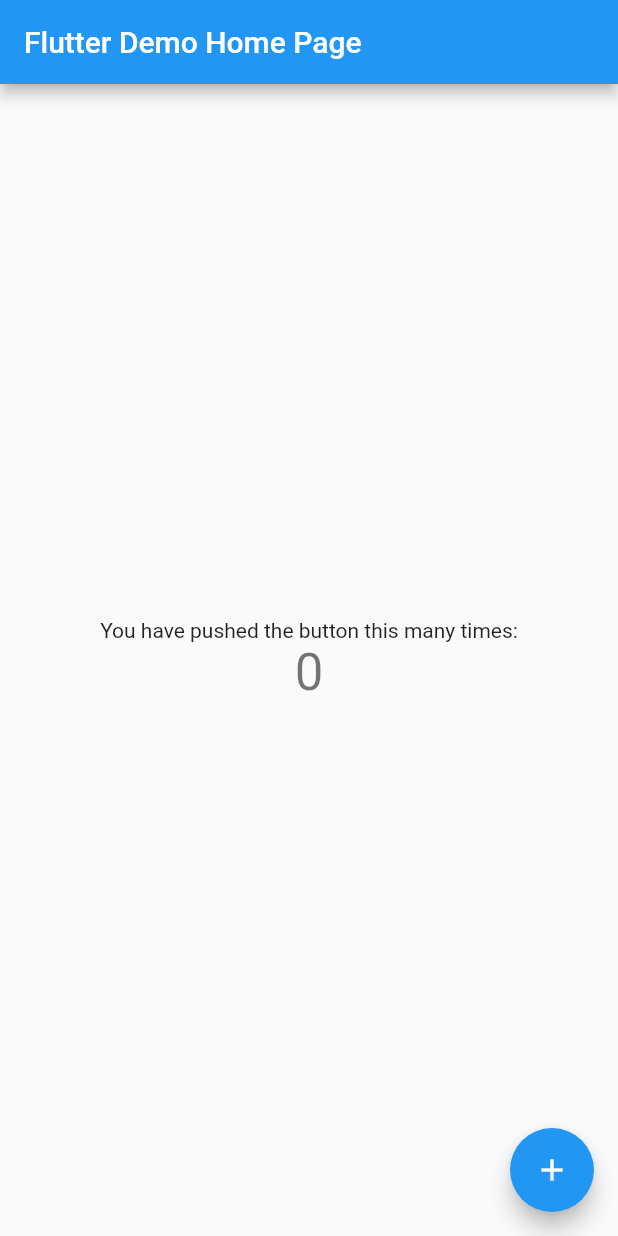
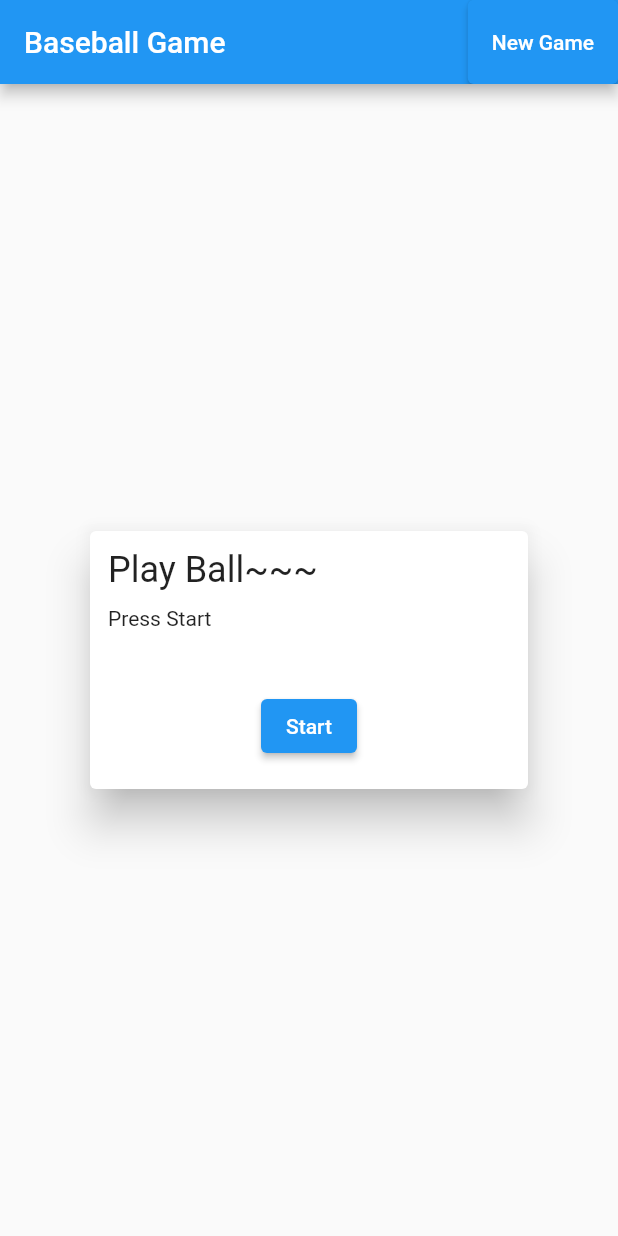
Before and after one commit to cfisher5693/cfisher19-project1-cmsc4303, a Flutter app: the screen it shows after launch, on a phone screen of 412 x 824 dp. Run offline on Flutter 3.47's test engine with Material 2 defaults, Android fonts, the phone set to English and light mode, and no system bars.

Commit message:
First Commit

```diff
--- a/lib/main.dart
+++ b/lib/main.dart
@@ -1,115 +1,23 @@
 import 'package:flutter/material.dart';
+import 'package:project1/viewscreen/game_screen.dart';
+
+import 'viewscreen/game_start.dart';
 
 void main() {
-  runApp(const MyApp());
+  runApp(const BaseballGame());
 }
 
-class MyApp extends StatelessWidget {
-  const MyApp({Key? key}) : super(key: key);
+class BaseballGame extends StatelessWidget {
+  const BaseballGame({Key? key}) : super(key: key);
 
-  // This widget is the root of your application.
   @override
   Widget build(BuildContext context) {
     return MaterialApp(
-      title: 'Flutter Demo',
-      theme: ThemeData(
-        // This is the theme of your application.
-        //
-        // Try running your application with "flutter run". You'll see the
-        // application has a blue toolbar. Then, without quitting the app, try
-        // changing the primarySwatch below to Colors.green and then invoke
-        // "hot reload" (press "r" in the console where you ran "flutter run",
-        // or simply save your changes to "hot reload" in a Flutter IDE).
-        // Notice that the counter didn't reset back to zero; the application
-        // is not restarted.
-        primarySwatch: Colors.blue,
-      ),
-      home: const MyHomePage(title: 'Flutter Demo Home Page'),
+      initialRoute: GameStart.routeName,
+      routes: {
+        GameStart.routeName:(context) => const GameStart(),
+        GameScreen.routeName:(context) => const GameScreen(),
+      },
     );
   }
 }
-
-class MyHomePage extends StatefulWidget {
-  const MyHomePage({Key? key, required this.title}) : super(key: key);
-
-  // This widget is the home page of your application. It is stateful, meaning
-  // that it has a State object (defined below) that contains fields that affect
-  // how it looks.
-
-  // This class is the configuration for the state. It holds the values (in this
-  // case the title) provided by the parent (in this case the App widget) and
-  // used by the build method of the State. Fields in a Widget subclass are
-  // always marked "final".
-
-  final String title;
-
-  @override
-  State<MyHomePage> createState() => _MyHomePageState();
-}
-
-class _MyHomePageState extends State<MyHomePage> {
-  int _counter = 0;
-
-  void _incrementCounter() {
-    setState(() {
-      // This call to setState tells the Flutter framework that something has
-      // changed in this State, which causes it to rerun the build method below
-      // so that the display can reflect the updated values. If we changed
-      // _counter without calling setState(), then the build method would not be
-      // called again, and so nothing would appear to happen.
-      _counter++;
-    });
-  }
-
-  @override
-  Widget build(BuildContext context) {
-    // This method is rerun every time setState is called, for instance as done
-    // by the _incrementCounter method above.
-    //
-    // The Flutter framework has been optimized to make rerunning build methods
-    // fast, so that you can just rebuild anything that needs updating rather
-    // than having to individually change instances of widgets.
-    return Scaffold(
-      appBar: AppBar(
-        // Here we take the value from the MyHomePage object that was created by
-        // the App.build method, and use it to set our appbar title.
-        title: Text(widget.title),
-      ),
-      body: Center(
-        // Center is a layout widget. It takes a single child and positions it
-        // in the middle of the parent.
-        child: Column(
-          // Column is also a layout widget. It takes a list of children and
-          // arranges them vertically. By default, it sizes itself to fit its
-          // children horizontally, and tries to be as tall as its parent.
-          //
-          // Invoke "debug painting" (press "p" in the console, choose the
-          // "Toggle Debug Paint" action from the Flutter Inspector in Android
-          // Studio, or the "Toggle Debug Paint" command in Visual Studio Code)
-          // to see the wireframe for each widget.
-          //
-          // Column has various properties to control how it sizes itself and
-          // how it positions its children. Here we use mainAxisAlignment to
-          // center the children vertically; the main axis here is the vertical
-          // axis because Columns are vertical (the cross axis would be
-          // horizontal).
-          mainAxisAlignment: MainAxisAlignment.center,
-          children: <Widget>[
-            const Text(
-              'You have pushed the button this many times:',
-            ),
-            Text(
-              '$_counter',
-              style: Theme.of(context).textTheme.headline4,
-            ),
-          ],
-        ),
-      ),
-      floatingActionButton: FloatingActionButton(
-        onPressed: _incrementCounter,
-        tooltip: 'Increment',
-        child: const Icon(Icons.add),
-      ), // This trailing comma makes auto-formatting nicer for build methods.
-    );
-  }
-}
--- /dev/null
+++ b/lib/model/bbgame_model.dart
@@ -0,0 +1,6 @@
+class BBGame {
+  int? key;
+  int? guess;
+  int balls = 0;
+  int strikes = 0;
+}
--- /dev/null
+++ b/lib/viewscreen/game_start.dart
@@ -0,0 +1,78 @@
+import 'package:flutter/material.dart';
+import 'package:project1/viewscreen/game_screen.dart';
+
+class GameStart extends StatefulWidget {
+  const GameStart({Key? key}) : super(key: key);
+  static const routeName = '/gameStart';
+
+  @override
+  State<StatefulWidget> createState() {
+    return _GameStartState();
+  }
+}
+
+class _GameStartState extends State<GameStart> {
+  late _Controller con;
+  @override
+  void initState() {
+    super.initState();
+    con = _Controller(this);
+  }
+
+  void render(fn) => setState(fn);
+
+  @override
+  Widget build(BuildContext context) {
+    return Scaffold(
+      appBar: AppBar(
+        title: const Text('Baseball Game'),
+        actions: [
+          ElevatedButton(
+            onPressed: con.onPressed,
+            child: const Text('New Game'),
+          ),
+        ],
+      ),
+      body: Center(
+        child: SizedBox(
+          height: 180,
+          width: 300,
+          child: Card(
+            elevation: 12,
+            child: Padding(
+              padding: const EdgeInsets.all(12.0),
+              child: Column(
+                crossAxisAlignment: CrossAxisAlignment.stretch,
+                children: [
+                  Text('Play Ball~~~',
+                      style: Theme.of(context).textTheme.headline5),
+                  const SizedBox(height: 10),
+                  const Text('Press Start'),
+                  const SizedBox(height: 40),
+                  Column(
+                    crossAxisAlignment: CrossAxisAlignment.center,
+                    children: [
+                      ElevatedButton(
+                        onPressed: con.onPressed,
+                        child: const Text('Start'),
+                      ),
+                    ],
+                  ),
+                ],
+              ),
+            ),
+          ),
+        ),
+      ),
+    );
+  }
+}
+
+class _Controller {
+  _GameStartState state;
+  _Controller(this.state);
+
+  void onPressed() {
+    Navigator.pushNamed(state.context, GameScreen.routeName);
+  }
+}
```
Also changed, not shown: lib/viewscreen/game_screen.dart (added, +64 -0 lines), lib/viewscreen/view/view_util.dart (added, +22 -0 lines), 1 other file.
